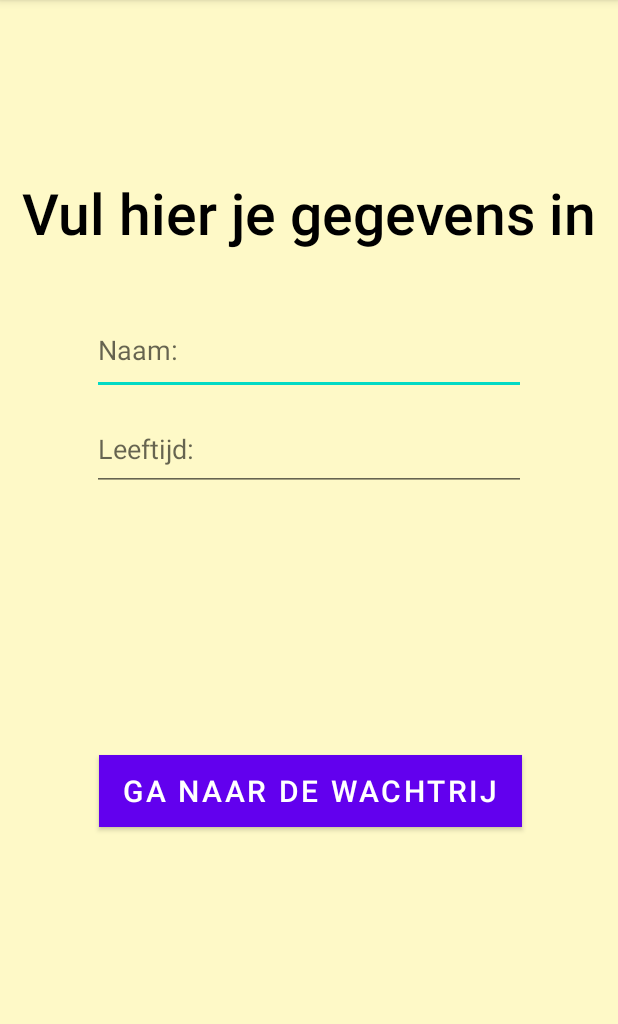
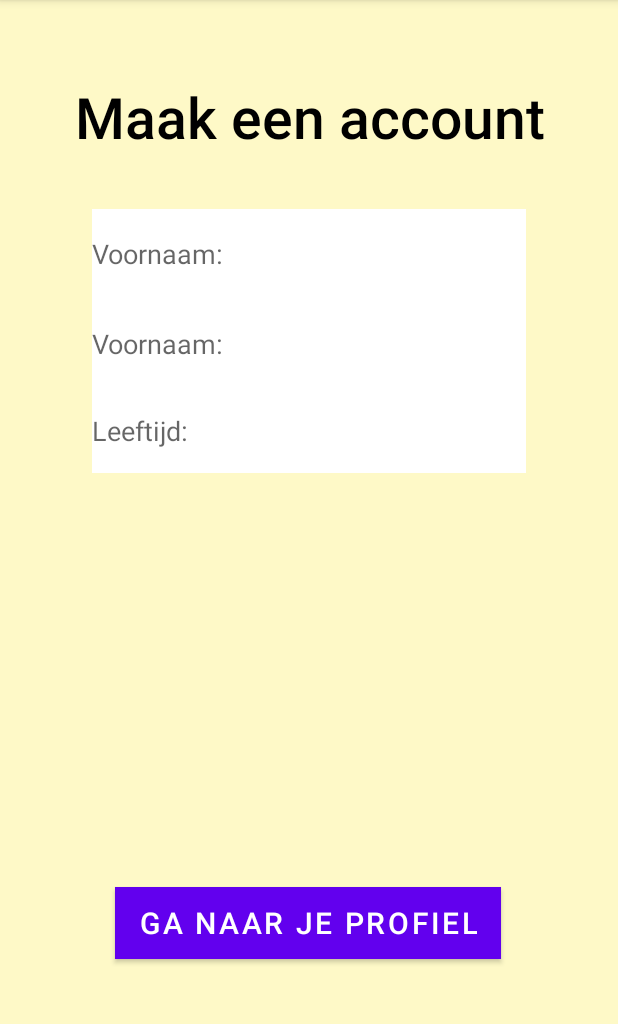
Before and after one commit to NielsLeest/proftaak_1-4_A1, an Android app: the LogIn_Scherm screen opened directly, with no data from a screen before it, on a phone screen of 412 x 824 dp, the part 84-1108 px from its top. Run offline under Robolectric (Android 15) with nearby library versions, the phone set to English and light mode, and no system bars.

Commit message:
Added save function for name, age + check
TODO: Remove check function when making profile overview

```diff
--- a/Bessties/app/src/main/java/com/company/bessties/LogIn_Scherm.java
+++ b/Bessties/app/src/main/java/com/company/bessties/LogIn_Scherm.java
@@ -9,11 +9,40 @@ import android.widget.EditText;
 import android.widget.Toast;
 
 public class LogIn_Scherm extends AppCompatActivity {
-
+    String firstname;
+    String lastName;
+    int age;
+    EditText firstNameInput;
+    EditText lastNameInput;
+    EditText ageInput;
+    Button toProfileButton;
 
     @Override
     protected void onCreate(Bundle savedInstanceState) {
         super.onCreate(savedInstanceState);
         setContentView(R.layout.activity_log_in_scherm);
+
+        firstNameInput = (EditText) findViewById(R.id.firstNameInput);
+        lastNameInput = (EditText) findViewById(R.id.lastNameInput);
+        ageInput = (EditText) findViewById(R.id.ageInput);
+        toProfileButton = (Button) findViewById(R.id.toProfileButton);
+        toProfileButton.setOnClickListener(new View.OnClickListener() {
+            @Override
+            public void onClick(View view) {
+                 firstname = firstNameInput.getText().toString();
+                 lastName = lastNameInput.getText().toString();
+                 age = Integer.valueOf(ageInput.getText().toString());
+                 //TODO Add code to go to next page (= profile page)
+
+                 showToast(firstname);
+                 showToast(lastName);
+                 showToast(String.valueOf(age));
+            }
+        });
+    }
+
+    //TODO Remove this code when name + age can be sended to server
+    private void showToast(String text){
+        Toast.makeText(this, text, Toast.LENGTH_SHORT).show();
     }
 }
--- a/Bessties/app/src/main/res/layout/activity_log_in_scherm.xml
+++ b/Bessties/app/src/main/res/layout/activity_log_in_scherm.xml
@@ -7,29 +7,43 @@
     android:background="#FEF9C7"
     tools:context=".LogIn_Scherm">
 
+    <EditText
+        android:id="@+id/lastNameInput"
+        android:layout_width="289dp"
+        android:layout_height="60dp"
+        android:background="#FFFFFF"
+        android:ems="10"
+        android:hint="Voornaam:"
+        android:inputType="textPersonName"
+        app:layout_constraintEnd_toEndOf="@+id/firstNameInput"
+        app:layout_constraintHorizontal_bias="0.0"
+        app:layout_constraintStart_toStartOf="@+id/firstNameInput"
+        app:layout_constraintTop_toBottomOf="@+id/firstNameInput" />
+
     <TextView
         android:id="@+id/login_top"
         android:layout_width="413dp"
         android:layout_height="wrap_content"
-        android:layout_marginTop="116dp"
+        android:layout_marginTop="52dp"
         android:fontFamily="sans-serif-medium"
         android:text="@string/login_top"
         android:textAlignment="center"
         android:textColor="#000000"
         android:textSize="38sp"
         app:layout_constraintEnd_toEndOf="parent"
-        app:layout_constraintHorizontal_bias="1.0"
         app:layout_constraintStart_toStartOf="parent"
         app:layout_constraintTop_toTopOf="parent" />
 
     <EditText
-        android:id="@+id/nameInput"
+        android:id="@+id/firstNameInput"
         android:layout_width="289dp"
         android:layout_height="60dp"
         android:layout_marginTop="36dp"
+        android:background="#FFFFFF"
         android:ems="10"
-        android:hint="Naam:"
+        android:hint="Voornaam:"
         android:inputType="textPersonName"
+        android:textColor="#000000"
         app:layout_constraintEnd_toEndOf="parent"
         app:layout_constraintStart_toStartOf="parent"
         app:layout_constraintTop_toBottomOf="@+id/login_top" />
@@ -38,27 +52,27 @@
         android:id="@+id/ageInput"
         android:layout_width="0dp"
         android:layout_height="56dp"
-        android:layout_marginTop="8dp"
+        android:background="#FFFFFF"
         android:ems="10"
         android:hint="Leeftijd:"
         android:inputType="number"
-        app:layout_constraintEnd_toEndOf="@+id/nameInput"
+        app:layout_constraintEnd_toEndOf="@+id/lastNameInput"
         app:layout_constraintHorizontal_bias="0.0"
-        app:layout_constraintStart_toStartOf="@+id/nameInput"
-        app:layout_constraintTop_toBottomOf="@+id/nameInput" />
+        app:layout_constraintStart_toStartOf="@+id/lastNameInput"
+        app:layout_constraintTop_toBottomOf="@+id/lastNameInput" />
 
     <Button
-        android:id="@+id/toqueueButton"
+        android:id="@+id/toProfileButton"
         android:layout_width="wrap_content"
         android:layout_height="wrap_content"
-        android:layout_marginTop="176dp"
+        android:layout_marginTop="276dp"
         android:background="#213495"
         android:backgroundTint="#213495"
         android:text="@string/to_queue"
         android:textSize="20sp"
         app:iconTint="#213495"
         app:layout_constraintEnd_toEndOf="parent"
-        app:layout_constraintHorizontal_bias="0.508"
+        app:layout_constraintHorizontal_bias="0.496"
         app:layout_constraintStart_toStartOf="parent"
         app:layout_constraintTop_toBottomOf="@+id/ageInput" />
 </androidx.constraintlayout.widget.ConstraintLayout>
--- a/Bessties/app/src/main/res/values/strings.xml
+++ b/Bessties/app/src/main/res/values/strings.xml
@@ -1,5 +1,5 @@
 <resources>
     <string name="app_name">Bessties</string>
-    <string name="login_top">Vul hier je gegevens in</string>
-    <string name="to_queue">Ga naar de wachtrij</string>
+    <string name="login_top">Maak een account</string>
+    <string name="to_queue">Ga naar je profiel</string>
 </resources>
```
